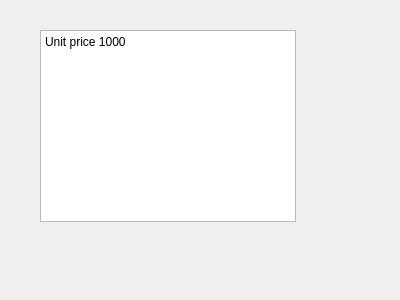
Qt form dialogunitprice.ui (karamandrew/Arnianletricozor) before a commit.
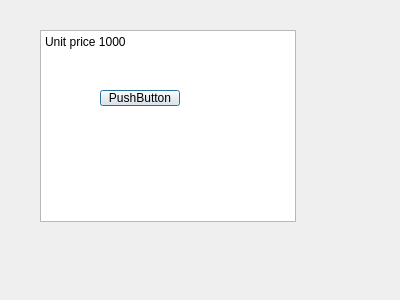
The same form after that commit.

What changed in the file:
```diff
--- a/dialogunitprice.ui
+++ b/dialogunitprice.ui
@@ -26,8 +26,21 @@
     <string>&lt;!DOCTYPE HTML PUBLIC &quot;-//W3C//DTD HTML 4.0//EN&quot; &quot;http://www.w3.org/TR/REC-html40/strict.dtd&quot;&gt;
 &lt;html&gt;&lt;head&gt;&lt;meta name=&quot;qrichtext&quot; content=&quot;1&quot; /&gt;&lt;style type=&quot;text/css&quot;&gt;
 p, li { white-space: pre-wrap; }
-&lt;/style&gt;&lt;/head&gt;&lt;body style=&quot; font-family:'Noto Sans'; font-size:9pt; font-weight:400; font-style:normal;&quot;&gt;
-&lt;p style=&quot; margin-top:0px; margin-bottom:0px; margin-left:0px; margin-right:0px; -qt-block-indent:0; text-indent:0px;&quot;&gt;Unit price 1000&lt;/p&gt;&lt;/body&gt;&lt;/html&gt;</string>
+&lt;/style&gt;&lt;/head&gt;&lt;body style=&quot; font-family:'MS Shell Dlg 2'; font-size:8pt; font-weight:400; font-style:normal;&quot;&gt;
+&lt;p style=&quot; margin-top:0px; margin-bottom:0px; margin-left:0px; margin-right:0px; -qt-block-indent:0; text-indent:0px;&quot;&gt;&lt;span style=&quot; font-family:'Noto Sans'; font-size:9pt;&quot;&gt;Unit price 1000&lt;/span&gt;&lt;/p&gt;&lt;/body&gt;&lt;/html&gt;</string>
+   </property>
+  </widget>
+  <widget class="QPushButton" name="pushButton">
+   <property name="geometry">
+    <rect>
+     <x>100</x>
+     <y>90</y>
+     <width>80</width>
+     <height>16</height>
+    </rect>
+   </property>
+   <property name="text">
+    <string>PushButton</string>
    </property>
   </widget>
  </widget>
```
